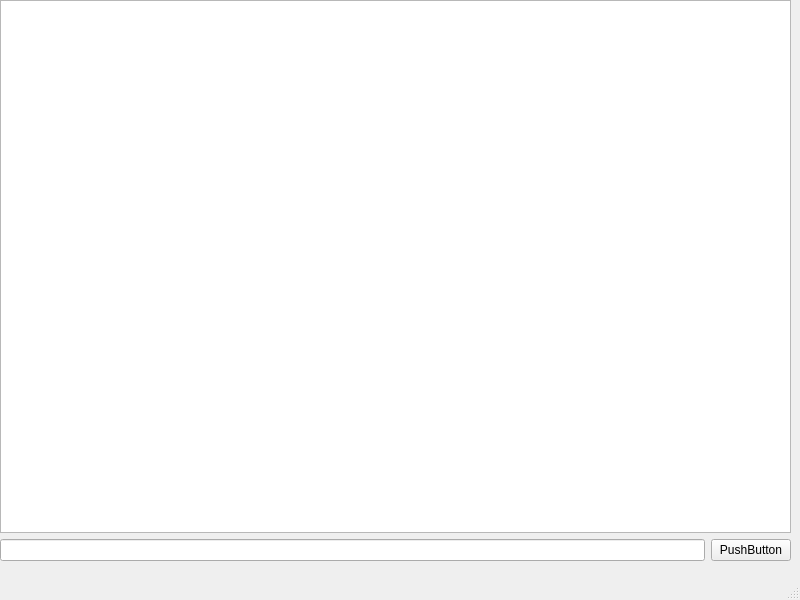
This is server/ui/main.ui in Archasmiel/pyqt5_messenger as Qt 5 draws it before an edit. The edited form follows.
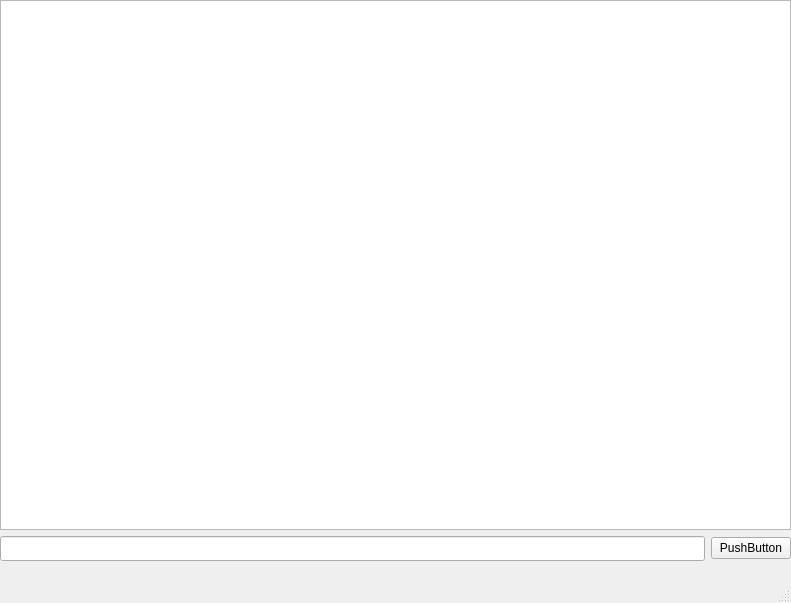
This is the edited form.

Commit message: [commit 19.03.2022 22:26] - added requirements.txt - created simple server gui with pyqt5 - added logo for app - added textEdit for messages in HTML edit - added lineEdit and pushButton for commands - added menu with start, stop and exit options

The edit to the form file:
```diff
--- a/server/ui/main.ui
+++ b/server/ui/main.ui
@@ -6,8 +6,8 @@
    <rect>
     <x>0</x>
     <y>0</y>
-    <width>800</width>
-    <height>600</height>
+    <width>791</width>
+    <height>603</height>
    </rect>
   </property>
   <property name="windowTitle">
@@ -24,11 +24,15 @@
      </rect>
     </property>
     <layout class="QGridLayout" name="gridLayout">
-     <property name="sizeConstraint">
-      <enum>QLayout::SetMaximumSize</enum>
-     </property>
      <item row="1" column="0">
-      <widget class="QLineEdit" name="lineEdit"/>
+      <widget class="QLineEdit" name="lineEdit">
+       <property name="font">
+        <font>
+         <family>Verdana</family>
+         <pointsize>10</pointsize>
+        </font>
+       </property>
+      </widget>
      </item>
      <item row="1" column="1">
       <widget class="QPushButton" name="pushButton">
@@ -38,7 +42,14 @@
       </widget>
      </item>
      <item row="0" column="0" colspan="2">
-      <widget class="QTextEdit" name="textEdit"/>
+      <widget class="QTextEdit" name="textEdit">
+       <property name="font">
+        <font>
+         <family>Verdana</family>
+         <pointsize>10</pointsize>
+        </font>
+       </property>
+      </widget>
      </item>
     </layout>
    </widget>
```
Left out of the diff: 2 changed lines with no effect on the pictures. The commit also changes 5 other files.
